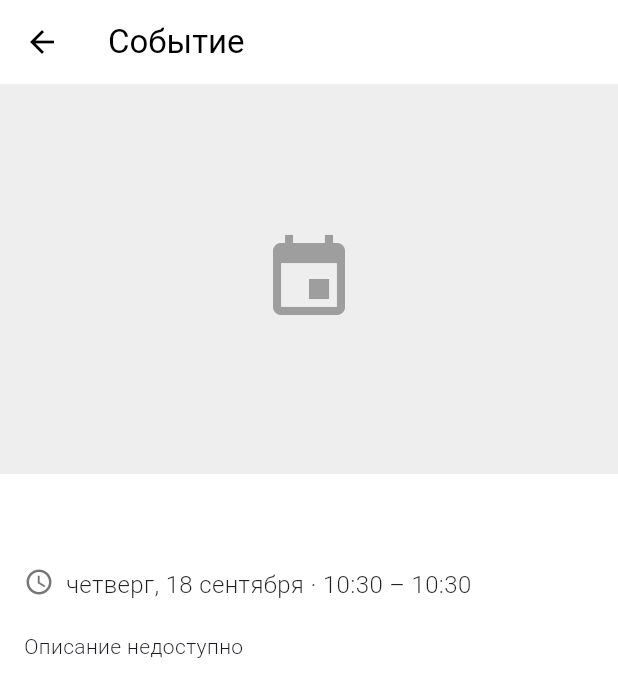
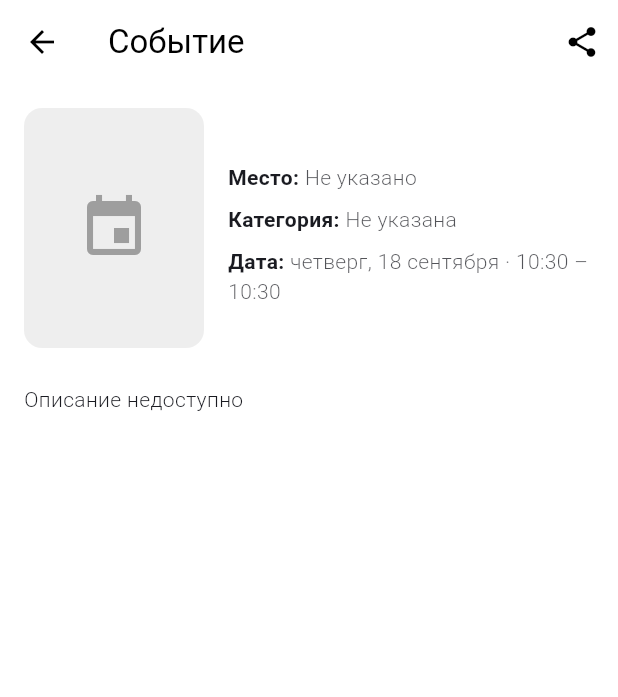
Before and after one commit to WAYFARER87/gm-app, a Flutter app: the EventDetailScreen screen opened directly with empty values, on a phone screen of 412 x 824 dp. Shown: the top 697 px of the screen. Run offline on Flutter 3.47's test engine with Material 3 defaults, Android fonts, the phone set to English and light mode, and no system bars; our stand-ins replace dio, flutter_html, palette_generator, permission_handler, share_plus, shared_preferences and 1 more; accounts and stored records are empty; network calls fail.

Commit message:
Refine event detail header and tests

```diff
--- a/lib/core/utils/html_utils.dart
+++ b/lib/core/utils/html_utils.dart
@@ -1,6 +1,85 @@
 String htmlToPlainText(String source) {
-  return source
-      .replaceAll(RegExp(r'<[^>]*>'), ' ')
-      .replaceAll(RegExp(r'\s+'), ' ')
-      .trim();
+  if (source.trim().isEmpty) {
+    return '';
+  }
+
+  final blockTags = <String>{
+    'p',
+    'br',
+    'div',
+    'li',
+    'ul',
+    'ol',
+    'section',
+    'article',
+    'blockquote',
+    'h1',
+    'h2',
+    'h3',
+    'h4',
+    'h5',
+    'h6',
+    'table',
+    'thead',
+    'tbody',
+    'tfoot',
+    'tr',
+    'td',
+    'th',
+    'dl',
+    'dt',
+    'dd',
+  };
+
+  var text = source.replaceAll(RegExp(r'\r\n?'), '\n');
+
+  for (final tag in blockTags) {
+    final openingTagPattern = RegExp('<\\s*$tag[^>]*>', caseSensitive: false);
+    final closingTagPattern = RegExp('<\\s*/$tag[^>]*>', caseSensitive: false);
+    text = text.replaceAll(openingTagPattern, '\n');
+    if (tag != 'br') {
+      text = text.replaceAll(closingTagPattern, '\n');
+    }
+  }
+
+  text = text.replaceAll(RegExp(r'<[^>]+>'), ' ');
+
+  const entities = <String, String>{
+    '&nbsp;': ' ',
+    '&amp;': '&',
+    '&quot;': '"',
+    '&#39;': "'",
+    '&lt;': '<',
+    '&gt;': '>',
+  };
+  entities.forEach((entity, value) {
+    text = text.replaceAll(entity, value);
+  });
+
+  text = text.replaceAll(RegExp(r'[ \t\f\v]+'), ' ');
+  text = text.replaceAll(RegExp(r' *\n *'), '\n');
+  text = text.replaceAll(RegExp(r'\n{3,}'), '\n\n');
+
+  final lines = text.split('\n');
+  final buffer = <String>[];
+
+  for (final rawLine in lines) {
+    final line = rawLine.trim();
+    if (line.isEmpty) {
+      if (buffer.isNotEmpty && buffer.last.isNotEmpty) {
+        buffer.add('');
+      }
+    } else {
+      buffer.add(line);
+    }
+  }
+
+  while (buffer.isNotEmpty && buffer.first.isEmpty) {
+    buffer.removeAt(0);
+  }
+  while (buffer.isNotEmpty && buffer.last.isEmpty) {
+    buffer.removeLast();
+  }
+
+  return buffer.join('\n');
 }
--- a/lib/features/events/events_detail_screen.dart
+++ b/lib/features/events/events_detail_screen.dart
@@ -1,4 +1,5 @@
 import 'package:flutter/material.dart';
+import 'package:share_plus/share_plus.dart';
 
 import '../../core/utils/html_utils.dart';
 import 'models/event_item.dart';
@@ -11,6 +12,7 @@ class EventDetailScreen extends StatelessWidget {
 
   @override
   Widget build(BuildContext context) {
+    final theme = Theme.of(context);
 
     final parsedDescription = htmlToPlainText(
       item.description.isNotEmpty ? item.description : item.summary,
@@ -24,6 +26,103 @@ class EventDetailScreen extends StatelessWidget {
     );
     final dateText = date.isNotEmpty ? date : item.fallbackDateText;
 
+    final colorScheme = theme.colorScheme;
+    const posterWidth = 120.0;
+    const posterAspectRatio = 3 / 4;
+    final posterHeight = posterWidth / posterAspectRatio;
+
+    final titleStyle = (theme.textTheme.titleMedium ?? const TextStyle())
+        .copyWith(
+      fontSize: 20,
+      fontWeight: FontWeight.w600,
+      color: colorScheme.onSurface,
+      height: 1.2,
+    );
+    final baseInfoStyle =
+        (theme.textTheme.bodyMedium ?? const TextStyle(fontSize: 14)).copyWith(
+      fontSize: 14,
+      color: colorScheme.onSurface.withOpacity(0.75),
+      height: 1.4,
+    );
+    final labelStyle = baseInfoStyle.copyWith(
+      fontWeight: FontWeight.w600,
+      color: colorScheme.onSurface,
+    );
+
+    Widget buildSummaryLine(String label, String value) {
+      return Text.rich(
+        TextSpan(
+          children: [
+            TextSpan(text: '$label: ', style: labelStyle),
+            TextSpan(text: value, style: baseInfoStyle),
+          ],
+        ),
+        softWrap: true,
+      );
+    }
+
+    Widget buildPoster() {
+      final borderRadius = BorderRadius.circular(12);
+      final placeholder = Container(
+        color: Colors.grey.shade200,
+        alignment: Alignment.center,
+        child: const Icon(Icons.event, size: 48, color: Colors.grey),
+      );
+
+      Widget posterChild;
+      if (item.image.isNotEmpty) {
+        posterChild = ClipRRect(
+          borderRadius: borderRadius,
+          child: Image.network(
+            item.image,
+            fit: BoxFit.cover,
+            errorBuilder: (_, __, ___) => placeholder,
+          ),
+        );
+      } else {
+        posterChild = ClipRRect(
+          borderRadius: borderRadius,
+          child: placeholder,
+        );
+      }
+
+      return GestureDetector(
+        behavior: HitTestBehavior.opaque,
+        onTap: () => _openPoster(context),
+        child: Hero(
+          tag: 'event-${item.id}',
+          child: posterChild,
+        ),
+      );
+    }
+
+    void shareEvent() {
+      final locationParts = [
+        if (item.venueName.trim().isNotEmpty) item.venueName.trim(),
+        if (item.venueAddress.trim().isNotEmpty) item.venueAddress.trim(),
+      ];
+      final shareText = [
+        if (item.title.trim().isNotEmpty) item.title.trim(),
+        if (dateText.trim().isNotEmpty) dateText.trim(),
+        if (locationParts.isNotEmpty) locationParts.join(', '),
+        if (item.url.trim().isNotEmpty) item.url.trim(),
+      ].join('\n').trim();
+
+      if (shareText.isNotEmpty) {
+        Share.share(shareText);
+      }
+    }
+
+    final categoryText =
+        item.categoryName.trim().isNotEmpty ? item.categoryName.trim() : 'Не указана';
+    final dateSummary = dateText.isNotEmpty ? dateText : 'Не указана';
+    final placeParts = [
+      if (item.venueName.trim().isNotEmpty) item.venueName.trim(),
+      if (item.venueAddress.trim().isNotEmpty) item.venueAddress.trim(),
+    ];
+    final placeText =
+        placeParts.isNotEmpty ? placeParts.join(', ') : 'Не указано';
+
     return Scaffold(
       appBar: AppBar(
         title: Text(
@@ -31,114 +130,76 @@ class EventDetailScreen extends StatelessWidget {
           maxLines: 1,
           overflow: TextOverflow.ellipsis,
         ),
+        actions: [
+          IconButton(
+            onPressed: shareEvent,
+            tooltip: 'Поделиться',
+            icon: const Icon(Icons.share),
+          ),
+        ],
       ),
       body: ListView(
+        padding: const EdgeInsets.fromLTRB(16, 16, 16, 24),
         children: [
-          if (item.image.isNotEmpty)
-            Hero(
-              tag: 'event-${item.id}',
-              child: Image.network(
-                item.image,
-                width: double.infinity,
-                height: 260,
-                fit: BoxFit.cover,
-                errorBuilder: (_, __, ___) => Container(
-                  height: 260,
-                  color: Colors.grey.shade200,
-                  alignment: Alignment.center,
-                  child: const Icon(Icons.event, size: 48, color: Colors.grey),
+          Row(
+            crossAxisAlignment: CrossAxisAlignment.start,
+            children: [
+              SizedBox(
+                width: posterWidth,
+                height: posterHeight,
+                child: buildPoster(),
               ),
-              ),
-            )
-          else
-            Container(
-              height: 260,
-              color: Colors.grey.shade200,
-              alignment: Alignment.center,
-              child: const Icon(Icons.event, size: 64, color: Colors.grey),
-            ),
-          Padding(
-            padding: const EdgeInsets.all(16),
+              const SizedBox(width: 16),
+              Expanded(
                 child: Column(
                   crossAxisAlignment: CrossAxisAlignment.start,
                   children: [
                     Text(
                       item.title,
-                  style: const TextStyle(
-                    fontSize: 24,
-                    fontWeight: FontWeight.w600,
-                    fontFamily: 'Roboto',
+                      style: titleStyle,
+                    ),
+                    const SizedBox(height: 12),
+                    buildSummaryLine('Место', placeText),
+                    const SizedBox(height: 8),
+                    buildSummaryLine('Категория', categoryText),
+                    const SizedBox(height: 8),
+                    buildSummaryLine('Дата', dateSummary),
+                    if (ticketInfo.isNotEmpty) ...[
+                      const SizedBox(height: 8),
+                      buildSummaryLine('Билеты', ticketInfo),
+                    ],
+                  ],
                 ),
               ),
-                const SizedBox(height: 12),
-                if (dateText.isNotEmpty)
-                  _InfoRow(
-                    icon: Icons.schedule,
-                    text: dateText,
+            ],
           ),
-                if (item.venueName.isNotEmpty || item.venueAddress.isNotEmpty)
-                  Padding(
-                    padding: const EdgeInsets.only(top: 12),
-                    child: _InfoRow(
-                      icon: Icons.place,
-                      text: [
-                        if (item.venueName.isNotEmpty) item.venueName,
-                        if (item.venueAddress.isNotEmpty) item.venueAddress,
-                      ].join(', '),
-                    ),
-                  ),
-                if (ticketInfo.isNotEmpty)
-                  Padding(
-                    padding: const EdgeInsets.only(top: 12),
-                    child: _InfoRow(
-                      icon: Icons.sell,
-                      text: ticketInfo,
-                    ),
-                  ),
-                if (item.organizer.isNotEmpty)
-                  Padding(
-                    padding: const EdgeInsets.only(top: 12),
-                    child: _InfoRow(
-                      icon: Icons.business_center,
-                      text: item.organizer,
-                    ),
-                  ),
-                if (item.phone.isNotEmpty)
-                  Padding(
-                    padding: const EdgeInsets.only(top: 12),
-                    child: _InfoRow(
-                      icon: Icons.phone,
-                      text: item.phone,
-                    ),
-                  ),
-                if (item.url.isNotEmpty)
-                  Padding(
-                    padding: const EdgeInsets.only(top: 12),
-                    child: _InfoRow(
-                      icon: Icons.link,
-                      text: item.url,
-                    ),
-                  ),
-                if (parsedDescription.isNotEmpty)
-                  Padding(
-                    padding: const EdgeInsets.only(top: 20),
-                    child: Text(
+          if (parsedDescription.isNotEmpty) ...[
+            const SizedBox(height: 24),
+            Text(
               parsedDescription,
+              key: const Key('event-description'),
+              softWrap: true,
               style: const TextStyle(
                 fontSize: 16,
                 height: 1.4,
               ),
             ),
-                  ),
-                if (parsedDescription.isEmpty)
-                  const Padding(
-                    padding: EdgeInsets.only(top: 20),
-                    child: Text('Описание недоступно'),
-                  ),
+          ] else ...[
+            const SizedBox(height: 24),
+            const Text('Описание недоступно'),
+          ],
         ],
       ),
+    );
+  }
+
+  void _openPoster(BuildContext context) {
+    Navigator.of(context).push(
+      MaterialPageRoute(
+        builder: (_) => _EventPosterFullScreen(
+          imageUrl: item.image,
+          heroTag: 'event-${item.id}',
         ),
-        ],
       ),
     );
   }
@@ -173,29 +234,51 @@ class EventDetailScreen extends StatelessWidget {
   }
 }
 
-class _InfoRow extends StatelessWidget {
-  const _InfoRow({required this.icon, required this.text});
+class _EventPosterFullScreen extends StatelessWidget {
+  const _EventPosterFullScreen({
+    required this.imageUrl,
+    required this.heroTag,
+  });
 
-  final IconData icon;
-  final String text;
+  final String imageUrl;
+  final String heroTag;
 
   @override
   Widget build(BuildContext context) {
-    return Row(
-      crossAxisAlignment: CrossAxisAlignment.start,
-      children: [
-        Icon(icon, size: 20, color: Colors.grey.shade600),
-        const SizedBox(width: 8),
-        Expanded(
-          child: Text(
-            text,
-            style: const TextStyle(
-              fontSize: 16,
-              color: Colors.black87,
+    final placeholder = Container(
+      width: 220,
+      height: 300,
+      color: Colors.grey.shade900,
+      alignment: Alignment.center,
+      child: const Icon(Icons.event, size: 96, color: Colors.white70),
+    );
+
+    Widget buildPoster() {
+      if (imageUrl.trim().isEmpty) {
+        return placeholder;
+      }
+
+      return Image.network(
+        imageUrl,
+        fit: BoxFit.contain,
+        errorBuilder: (_, __, ___) => placeholder,
+      );
+    }
+
+    return Scaffold(
+      backgroundColor: Colors.black,
+      appBar: AppBar(
+        backgroundColor: Colors.transparent,
+        elevation: 0,
+        foregroundColor: Colors.white,
+        title: const Text('Постер'),
+      ),
+      body: Center(
+        child: Hero(
+          tag: heroTag,
+          child: buildPoster(),
         ),
       ),
-        ),
-      ],
     );
   }
 }
```
Also changed, not shown: lib/features/events/models/event_item.dart (+12 -13 lines), 2 other files. Lines whose indentation alone changed are shown as unchanged.
